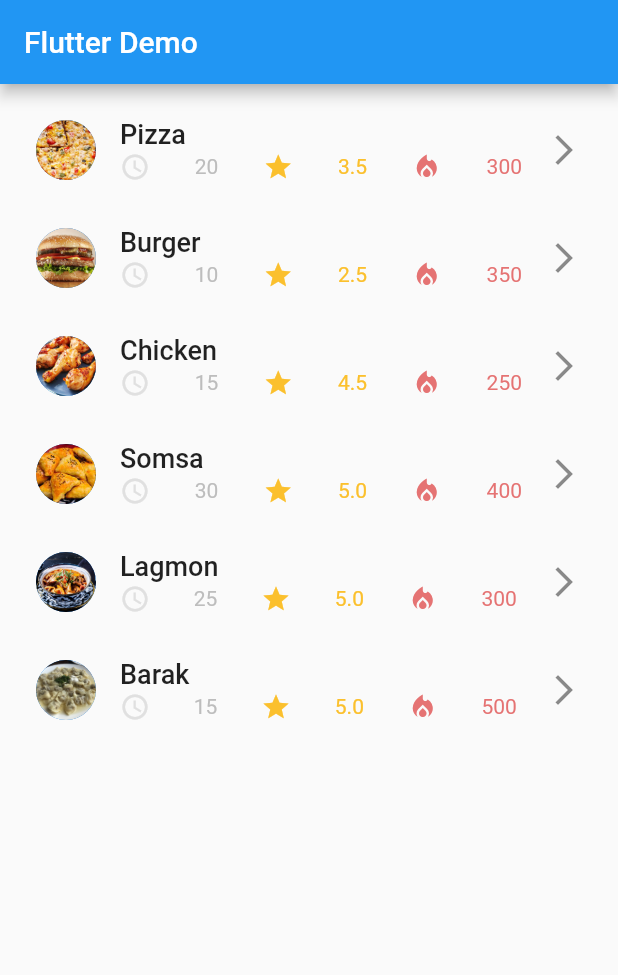
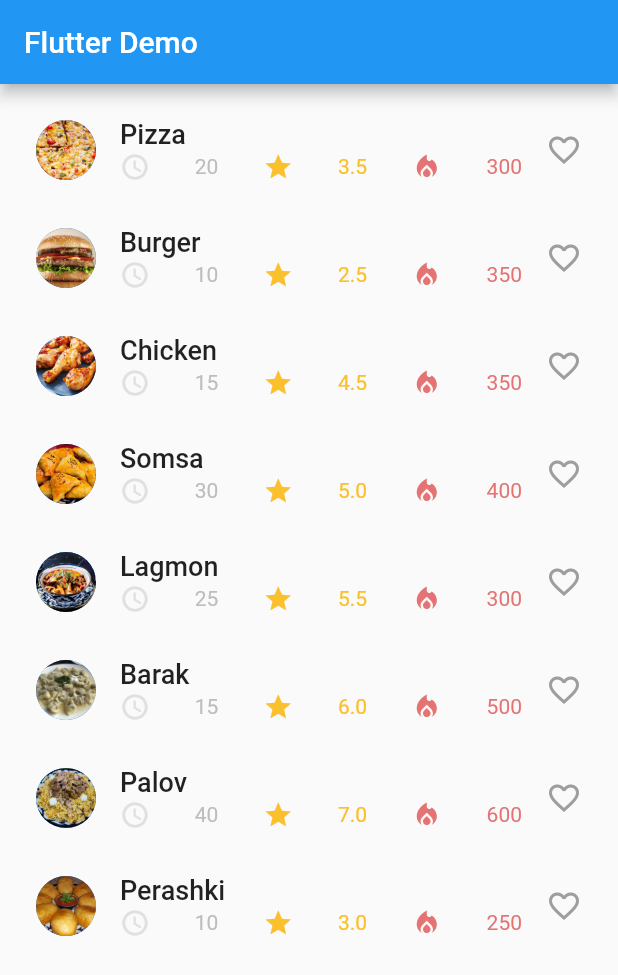
Before and after one commit to Shirinboyev/basic_recipe_app1, a Flutter app: the screen it shows after launch, on a phone screen of 412 x 824 dp. Shown: the top 975 px of the screen. Run offline on Flutter 3.47's test engine with Material 2 defaults, Android fonts, the phone set to English and light mode, and no system bars.

Commit message:
add foods

```diff
--- a/lib/Pizza.dart
+++ b/lib/Pizza.dart
@@ -3,7 +3,7 @@ import 'package:flutter/material.dart';
 class Pizza extends StatefulWidget {
  final String name;
  final Map data;
-  const Pizza({super.key,required this.data,required this.name});
+  const Pizza({super.key,required this.data,required this.name,});
 
   @override
   State<Pizza> createState() => _PizzaState();
--- a/lib/foodWidget.dart
+++ b/lib/foodWidget.dart
@@ -1,15 +1,15 @@
 import 'package:basic_recipe_app1/Pizza.dart';
 import 'package:flutter/material.dart';
    Map data = {
-    'Chicken':{'time': '15', 'star':'4.5', 'cal':'250'},
-    'Pizza' :{'time': '20', 'star':'3.5', 'cal':'300'},
-    'Burger':{'time': '10', 'star':'2.5', 'cal':'350'},
-    'Somsa' :{'time': '30', 'star':'5.0', 'cal':'400'},
-    'Lagmon': {'time': '25', 'star':'5.0', 'cal':'300 '},
-    'Barak': {'time': '15', 'star':'5.0', 'cal':'500 '},
+    'Chicken':   {'time': '15', 'star':'4.5', 'cal':'350'},
+    'Pizza' :    {'time': '20', 'star':'3.5', 'cal':'300'},
+    'Burger':    {'time': '10', 'star':'2.5', 'cal':'350'},
+    'Somsa' :    {'time': '30', 'star':'5.0', 'cal':'400'},
+    'Lagmon':    {'time': '25', 'star':'5.5', 'cal':'300'},
+    'Barak':     {'time': '15', 'star':'6.0', 'cal':'500'},
+    'Palov':     {'time': '40', 'star':'7.0', 'cal':'600'},
+    'Perashki':  {'time': '10', 'star':'3.0', 'cal':'250'},
    };
-
-
 class foodWidget extends StatelessWidget {
   final String food;
   const foodWidget({
@@ -20,7 +20,7 @@ class foodWidget extends StatelessWidget {
   Widget build(BuildContext context) {
     return ListTile(
       onTap: () {
-        Navigator.of(context).push(MaterialPageRoute(builder: (context) => Pizza(data: data[food],name: food),));
+        Navigator.of(context).push(MaterialPageRoute(builder: (context) => Pizza(data: data[food],name: food,)));
       },
       leading: CircleAvatar(
         backgroundImage: AssetImage('images/${food}.png'),
@@ -33,7 +33,6 @@ class foodWidget extends StatelessWidget {
       subtitle: Row(
         mainAxisAlignment: MainAxisAlignment.spaceBetween,
         children: [
-
           Icon(
             Icons.access_time,
             size: 20,
@@ -63,10 +62,9 @@ class foodWidget extends StatelessWidget {
               style: TextStyle(
                 color: Colors.red[300],
               )),
-
         ],
       ),
-      trailing: Icon(Icons.arrow_forward_ios),
+      trailing: Icon(Icons.favorite_outline,color: Colors.grey,),
     );
   }
 }
--- a/lib/main.dart
+++ b/lib/main.dart
@@ -1,17 +1,13 @@
 import 'package:flutter/material.dart';
 import 'package:basic_recipe_app1/foodWidget.dart';
-
 void main() {
   runApp(const HomePage());
 }
-
 class HomePage extends StatefulWidget {
   const HomePage({super.key});
-
   @override
   State<HomePage> createState() => _HomePageState();
 }
-
 class _HomePageState extends State<HomePage> {
   List foods = [
     'Pizza',
@@ -20,6 +16,8 @@ class _HomePageState extends State<HomePage> {
     'Somsa',
     'Lagmon',
     'Barak',
+    'Palov',
+    'Perashki',
   ];
   List<Widget> getFood(foods) {
     List<Widget> foodList = [];
@@ -30,7 +28,6 @@ class _HomePageState extends State<HomePage> {
     }
     return foodList;
   }
-
   @override
   Widget build(BuildContext context) {
     return MaterialApp(
```
Also changed, not shown: images/Palov.png (added), images/Perashki.png (added).
